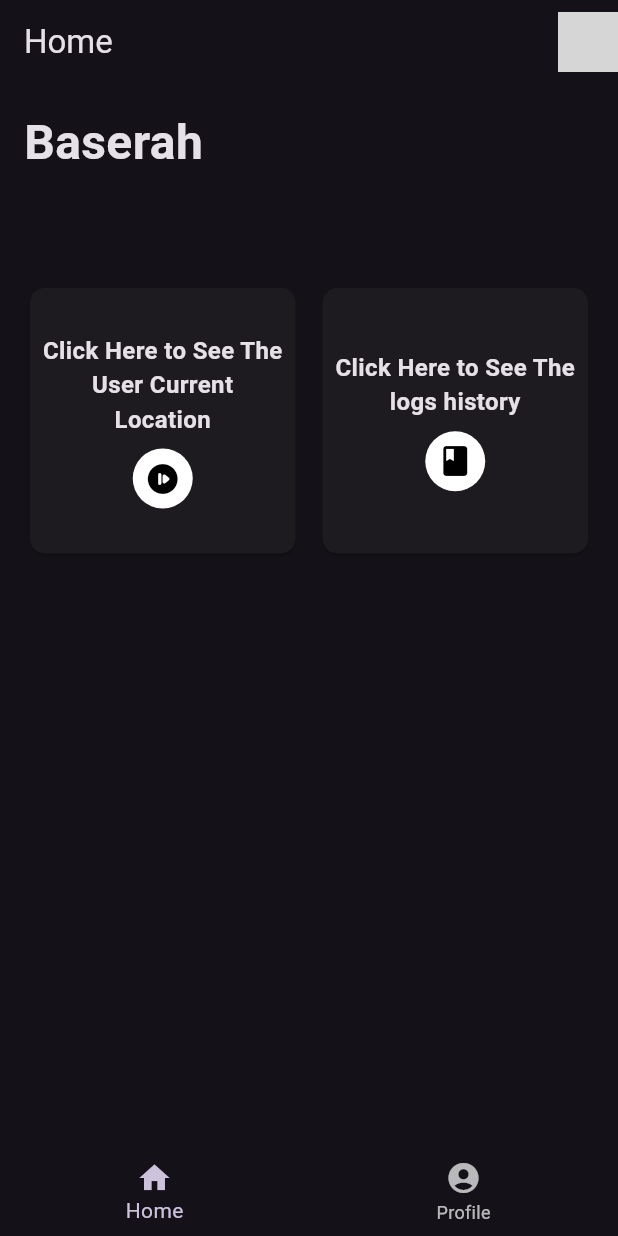
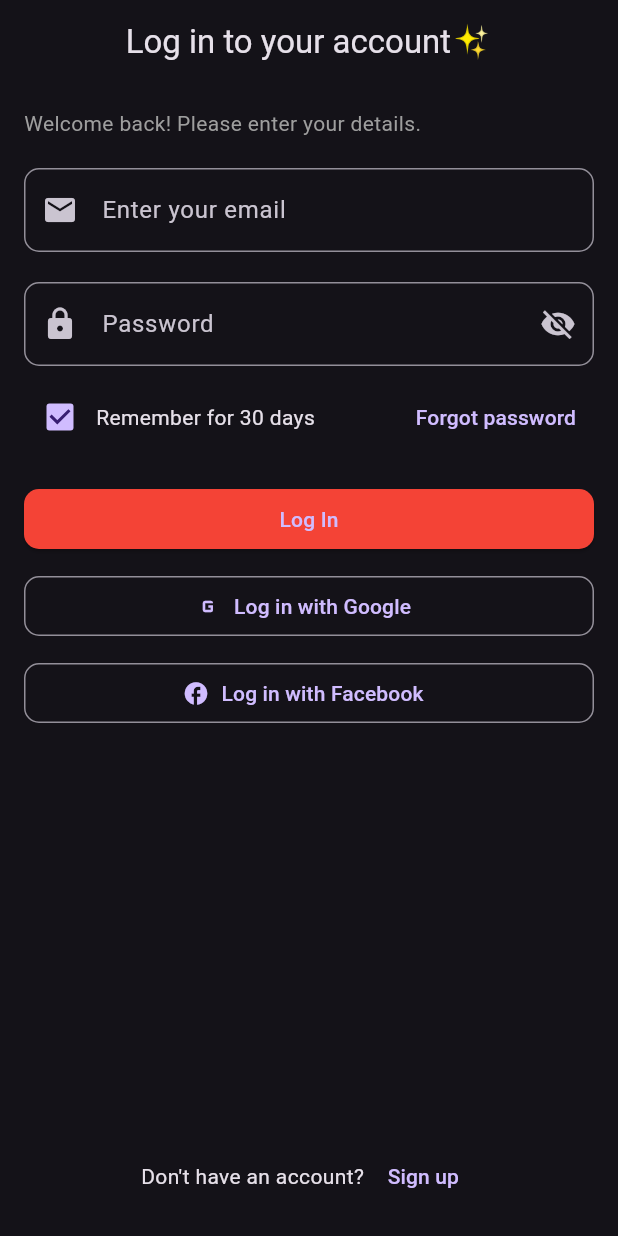
Before and after one commit to NorPeK/Baserahapp, a Flutter app: the screen it shows after launch, on a phone screen of 412 x 824 dp. Run offline on Flutter 3.47's test engine with Material 3 defaults, Android fonts, the phone set to English and light mode, and no system bars; grey boxes are pictures that could not be loaded.

Commit message:
Four commit (login is done but still needs fixing).

```diff
--- /dev/null
+++ b/lib/login.dart
@@ -0,0 +1,124 @@
+import 'package:flutter/material.dart';
+
+class LoginPage extends StatelessWidget {
+  const LoginPage({super.key});
+
+  @override
+  Widget build(BuildContext context) {
+    return Scaffold(
+      appBar: AppBar(
+        automaticallyImplyLeading: false,
+        title: const Text('Log in to your account✨'),
+        centerTitle: true,
+      ),
+      body: Padding(
+        padding: const EdgeInsets.all(16.0),
+        child: Column(
+          crossAxisAlignment: CrossAxisAlignment.start,
+          children: [
+            const Text(
+              'Welcome back! Please enter your details.',
+              style: TextStyle(color: Colors.grey),
+            ),
+            const SizedBox(height: 20),
+            TextField(
+              decoration: InputDecoration(
+                prefixIcon: const Icon(Icons.email),
+                labelText: 'Enter your email',
+                border: OutlineInputBorder(
+                  borderRadius: BorderRadius.circular(10),
+                ),
+              ),
+            ),
+            const SizedBox(height: 20),
+            TextField(
+              obscureText: true,
+              decoration: InputDecoration(
+                prefixIcon: const Icon(Icons.lock),
+                labelText: 'Password',
+                suffixIcon: const Icon(Icons.visibility_off),
+                border: OutlineInputBorder(
+                  borderRadius: BorderRadius.circular(10),
+                ),
+              ),
+            ),
+            const SizedBox(height: 10),
+            Row(
+              mainAxisAlignment: MainAxisAlignment.spaceBetween,
+              children: [
+                Row(
+                  children: [
+                    Checkbox(
+                      value: true,
+                      onChanged: (value) {},
+                    ),
+                    const Text('Remember for 30 days'),
+                  ],
+                ),
+                TextButton(
+                  onPressed: () {},
+                  child: const Text('Forgot password'),
+                ),
+              ],
+            ),
+            const SizedBox(height: 20),
+            SizedBox(
+              width: double.infinity,
+              child: ElevatedButton(
+                onPressed: () {
+                  Navigator.pushReplacementNamed(context, '/home');
+                },
+                style: ElevatedButton.styleFrom(
+                  backgroundColor: Colors.red,
+                  shape: RoundedRectangleBorder(
+                    borderRadius: BorderRadius.circular(10),
+                  ),
+                ),
+                child: const Text('Log In'),
+              ),
+            ),
+            const SizedBox(height: 10),
+            SizedBox(
+              width: double.infinity,
+              child: OutlinedButton.icon(
+                onPressed: () {},
+                icon: const Icon(Icons.g_mobiledata),
+                label: const Text('Log in with Google'),
+                style: OutlinedButton.styleFrom(
+                  shape: RoundedRectangleBorder(
+                    borderRadius: BorderRadius.circular(10),
+                  ),
+                ),
+              ),
+            ),
+            const SizedBox(height: 10),
+            SizedBox(
+              width: double.infinity,
+              child: OutlinedButton.icon(
+                onPressed: () {},
+                icon: const Icon(Icons.facebook),
+                label: const Text('Log in with Facebook'),
+                style: OutlinedButton.styleFrom(
+                  shape: RoundedRectangleBorder(
+                    borderRadius: BorderRadius.circular(10),
+                  ),
+                ),
+              ),
+            ),
+            const Spacer(),
+            Row(
+              mainAxisAlignment: MainAxisAlignment.center,
+              children: [
+                const Text("Don't have an account? "),
+                TextButton(
+                  onPressed: () {},
+                  child: const Text('Sign up'),
+                ),
+              ],
+            ),
+          ],
+        ),
+      ),
+    );
+  }
+}
--- a/lib/main.dart
+++ b/lib/main.dart
@@ -1,3 +1,4 @@
+import 'package:baserah_app/login.dart';
 import 'package:baserah_app/profile.dart';
 import 'package:flutter/material.dart';
 
@@ -14,7 +15,9 @@ class MyApp extends StatelessWidget {
       title: 'Baserah',
       theme: ThemeData.dark(),
       home: const HomePage(),
+      initialRoute: '/login',
       routes: {
+        '/login': (context) => const LoginPage(),
         '/home': (context) => const HomePage(),
         '/profile': (context) => const ProfilePage(),
       },
```
Also changed, not shown: lib/signup.dart (added).
